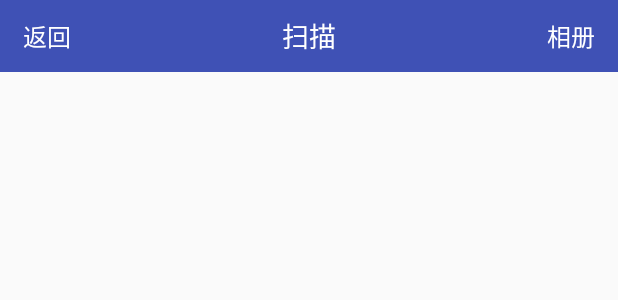
After one commit to Jayqiu/ZxingScan, an Android app: the layout title_bar_view.xml on its own in the app's theme, with its tools: preview values and no code run, on a phone screen of 412 x 824 dp. The commit adds this screen. Shown: the top 300 px of the screen. Run offline under Robolectric (Android 15) with nearby library versions, the light colour scheme and no system bars.

Commit message:
1.添加相册解析二维码； 2.DOME 调用实现

```diff
--- a/app/build.gradle
+++ b/app/build.gradle
@@ -19,10 +19,11 @@ android {
 }
 
 dependencies {
-    implementation fileTree(dir: 'libs', include: ['*.jar'])
+    implementation fileTree(include: ['*.jar'], dir: 'libs')
     implementation 'com.android.support:appcompat-v7:26.1.0'
     implementation 'com.android.support.constraint:constraint-layout:1.0.2'
     testImplementation 'junit:junit:4.12'
     androidTestImplementation 'com.android.support.test:runner:1.0.1'
     androidTestImplementation 'com.android.support.test.espresso:espresso-core:3.0.1'
+    implementation project(':scannerlibrary')
 }
--- a/app/src/main/AndroidManifest.xml
+++ b/app/src/main/AndroidManifest.xml
@@ -1,7 +1,8 @@
 <?xml version="1.0" encoding="utf-8"?>
 <manifest xmlns:android="http://schemas.android.com/apk/res/android"
     package="com.threehalf.zxingscan">
-
+    <uses-permission android:name="android.permission.WRITE_EXTERNAL_STORAGE"/>
+    <uses-permission android:name="android.permission.READ_EXTERNAL_STORAGE"/>
     <application
         android:allowBackup="true"
         android:icon="@mipmap/ic_launcher"
--- /dev/null
+++ b/app/src/main/res/layout/title_bar_view.xml
@@ -0,0 +1,55 @@
+<?xml version="1.0" encoding="utf-8"?>
+<LinearLayout xmlns:android="http://schemas.android.com/apk/res/android"
+    android:id="@+id/topbar_title_item"
+    android:layout_width="match_parent"
+    android:layout_height="wrap_content"
+    android:background="@color/colorPrimary"
+    android:orientation="vertical">
+
+
+
+    <RelativeLayout
+        android:id="@+id/rl_title"
+        android:layout_width="fill_parent"
+        android:layout_height="48dp"
+        android:background="@color/colorPrimary">
+
+        <TextView
+            android:id="@+id/topbar_back"
+            android:layout_width="wrap_content"
+            android:layout_height="match_parent"
+            android:drawablePadding="5dp"
+            android:gravity="center_vertical"
+            android:paddingLeft="15dp"
+            android:paddingRight="15dp"
+            android:text="返回"
+            android:textColor="@android:color/white"
+            android:textSize="16sp" />
+
+        <TextView
+            android:id="@+id/topbar_title"
+            android:layout_width="wrap_content"
+            android:layout_height="wrap_content"
+            android:layout_centerInParent="true"
+            android:maxWidth="200dp"
+            android:singleLine="true"
+            android:text="扫描"
+            android:textColor="@android:color/white"
+            android:textSize="18sp" />
+
+        <TextView
+            android:id="@+id/topbar_right"
+            android:layout_width="wrap_content"
+            android:layout_height="match_parent"
+            android:layout_alignParentRight="true"
+            android:layout_centerVertical="true"
+            android:gravity="center"
+            android:paddingRight="15dp"
+            android:text="相册"
+            android:textColor="@android:color/white"
+            android:textSize="16sp"
+            android:visibility="visible" />
+
+    </RelativeLayout>
+
+</LinearLayout>
--- a/scannerlibrary/src/main/java/com/threehalf/scanner/view/ViewfinderView.java
+++ b/scannerlibrary/src/main/java/com/threehalf/scanner/view/ViewfinderView.java
@@ -177,7 +177,7 @@ public final class ViewfinderView extends View {
 			// 画扫描框下面的字
 			paint.setColor(textColor);
 			paint.setTextSize(TEXT_SIZE * density);
-			paint.setAlpha(0x40);
+//			paint.setAlpha(0x40);
 			paint.setTypeface(Typeface.create("System", Typeface.BOLD));
 			canvas.drawText(getResources().getString(R.string.scan_text), frame.left,
 					(float) (frame.bottom + (float) TEXT_PADDING_TOP * density), paint);
--- a/scannerlibrary/src/main/res/layout/activity_capture.xml
+++ b/scannerlibrary/src/main/res/layout/activity_capture.xml
@@ -19,7 +19,7 @@
 
 
     <FrameLayout
+        android:id="@+id/fl_title"
         android:layout_width="match_parent"
-        android:id="@+id/fl_title"
         android:layout_height="48dp"></FrameLayout>
 </FrameLayout>
```
Also changed, not shown: app/src/main/java/com/threehalf/zxingscan/MainActivity.java (+58 -3 lines), scannerlibrary/src/main/java/com/threehalf/scanner/CaptureActivity.java (+11 -4 lines).
